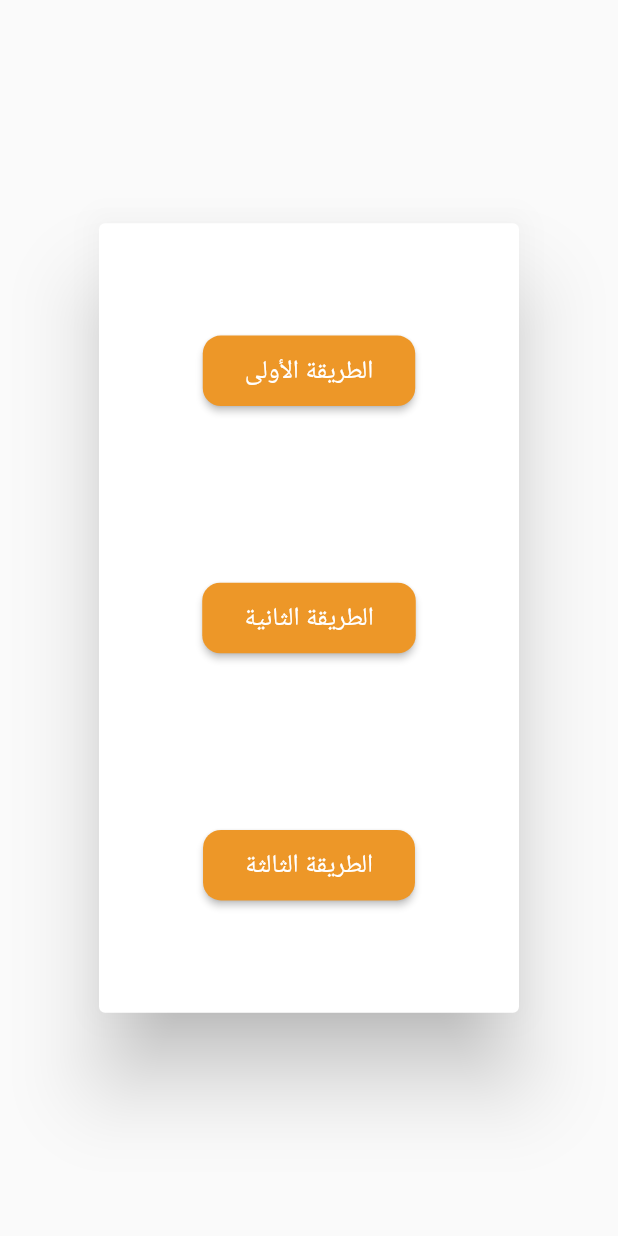
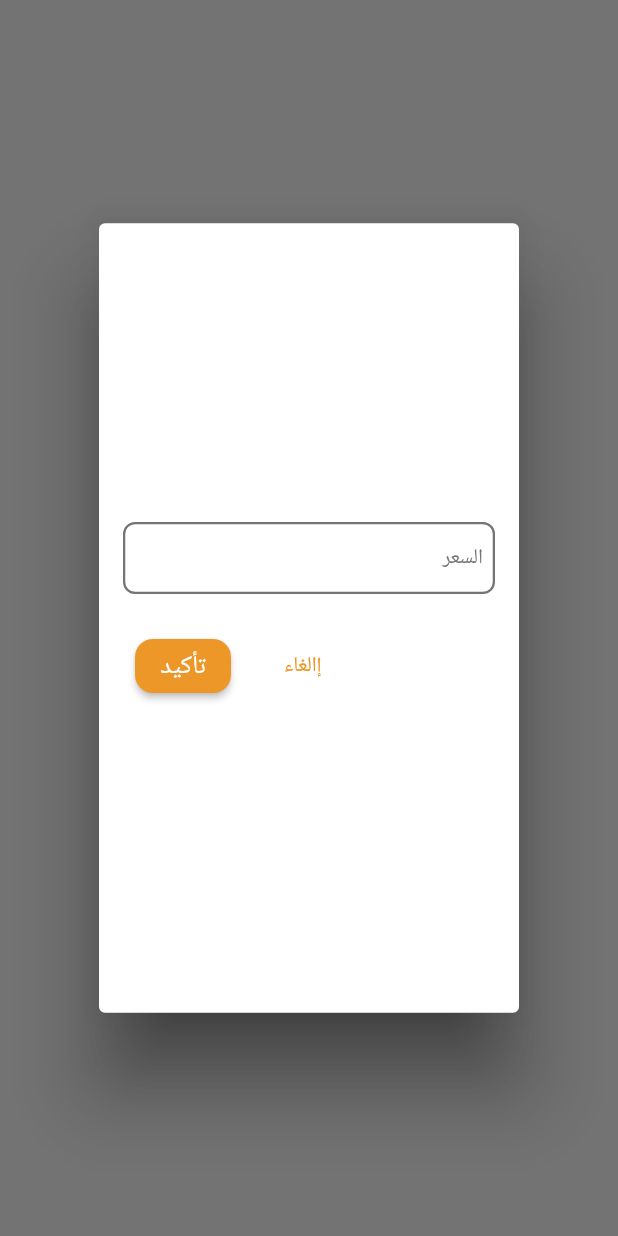
Before and after one commit to mahmoudhamdyae/p2, a Flutter app: the CustomDialog widget shown alone on an empty page, opened directly, after a tap on "الطريقة الثانية", on a phone screen of 412 x 824 dp. Run offline on Flutter 3.47's test engine with Material 2 defaults, Android fonts, the phone set to English and light mode, and no system bars; our stand-ins replace awesome_dialog, dio, get, get_it, internet_connection_checker, lottie and 3 more; missing offline and left inert: dart:ffi; accounts and stored records are empty; network calls fail; Roboto replaces fonts that are missing (Montserrat).

Commit message:
Add Client

```diff
--- a/lib/presentation/main/clients/dialogs/choose_price_dialog_view.dart
+++ b/lib/presentation/main/clients/dialogs/choose_price_dialog_view.dart
@@ -1,5 +1,7 @@
 import 'package:flutter/material.dart';
 import 'package:testt/presentation/main/clients/dialogs/first_way_dialog_view.dart';
+import 'package:testt/presentation/main/clients/dialogs/second_way_dialog_view.dart';
+import 'package:testt/presentation/main/clients/dialogs/third_way_dialog_view.dart';
 
 
 void showChoosePriceDialogDialog(BuildContext context) {
@@ -29,11 +31,11 @@ class CustomDialog extends StatelessWidget {
                 padding: EdgeInsets.all(12.0),
                 child: Text("الطريقة الأولى"),
               )),
-              ElevatedButton(onPressed: () {}, child: const Padding(
+              ElevatedButton(onPressed: () { showSecondWayDialogDialog(context); }, child: const Padding(
                 padding: EdgeInsets.all(12.0),
                 child: Text("الطريقة الثانية"),
               )),
-              ElevatedButton(onPressed: () {}, child: const Padding(
+              ElevatedButton(onPressed: () { showThirdWayDialogDialog(context); }, child: const Padding(
                 padding: EdgeInsets.all(12.0),
                 child: Text("الطريقة الثالثة"),
               )),
--- /dev/null
+++ b/lib/presentation/main/clients/dialogs/second_way_dialog_view.dart
@@ -0,0 +1,93 @@
+import 'package:flutter/material.dart';
+
+import '../../../../app/di.dart';
+import '../clients_controller.dart';
+
+void showSecondWayDialogDialog(BuildContext context) {
+  showDialog(
+    context: context,
+    builder: (BuildContext context) {
+      return CustomDialog();
+    },
+  );
+}
+
+class CustomDialog extends StatelessWidget {
+  CustomDialog({super.key});
+
+  final ClientsController controller = instance<ClientsController>();
+  TextEditingController priceController = TextEditingController();
+  GlobalKey<FormState> formState = GlobalKey<FormState>();
+
+  @override
+  Widget build(BuildContext context) {
+    return Dialog(
+      child: Container(
+        padding: const EdgeInsets.all(16),
+        child: SizedBox(
+          height: MediaQuery.of(context).size.height * 0.6,
+          width: MediaQuery.of(context).size.width * 0.6,
+          child: Column(
+            mainAxisAlignment: MainAxisAlignment.center,
+            children: [
+              Form(
+                key: formState,
+                child: TextFormField(
+                  controller: priceController,
+                  textInputAction: TextInputAction.done,
+                  keyboardType: TextInputType.number,
+                  validator: (val) {
+                    if (val == null || val.isEmpty) {
+                      return "يحب إدخال سعر";
+                    }
+                    return null;
+                  },
+                  decoration: const InputDecoration(
+                      hintText: "السعر",
+                      border: OutlineInputBorder(
+                          borderSide: BorderSide(width: 1))),
+                ),
+              ),
+              const SizedBox(height: 16),
+              Row(
+                mainAxisAlignment: MainAxisAlignment.end,
+                children: [
+                  Padding(
+                    padding: const EdgeInsets.all(8.0),
+                    child: TextButton(
+                      onPressed: () async {
+                        Navigator.of(context).pop();
+                      },
+                      child: Text(
+                        "إالغاء",
+                        style: TextStyle(
+                            color: Theme.of(context).primaryColor
+                        ),
+                      ),
+                    ),
+                  ),
+                  Padding(
+                    padding: const EdgeInsets.all(8.0),
+                    child: ElevatedButton(
+                      onPressed: () async {
+                        var formData = formState.currentState;
+                        if (formData!.validate()) {
+                          formData.save();
+                          controller.setFirstWay(priceController.text);
+                          Navigator.of(context).pop();
+                          Navigator.of(context).pop();
+                        }
+                      },
+                      child: const Text("تأكيد"),
+                    ),
+                  ),
+                ],
+              ),
+            ],
+          ),
+        )
+        ,
+      ),
+    );
+  }
+}
```
Also changed, not shown: lib/presentation/main/clients/dialogs/third_way_dialog_view.dart (added, +93 -0 lines).
